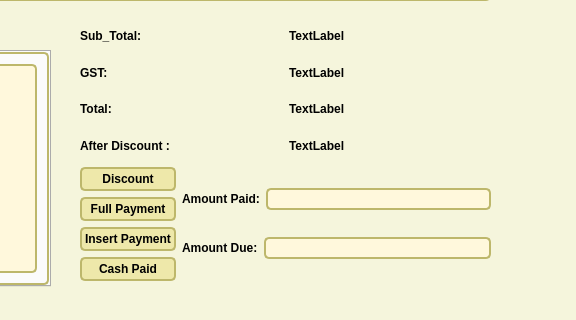
Above: new_start/UI_File/Add.ui from maximustann/Bing_project before the change; both pictures show x 420 to 996 and y 570 to 890 of the 996 by 890 pixel window. Below: the same form after it.
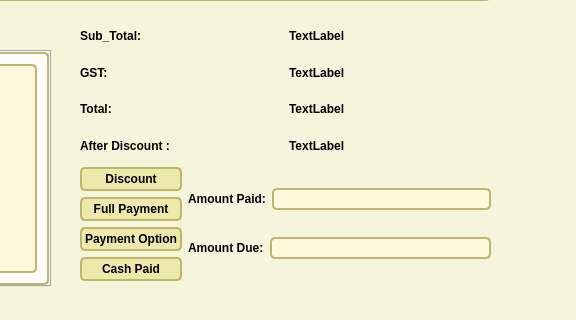
That is the form after the change.

What changed in the file:
```diff
--- a/new_start/UI_File/Add.ui
+++ b/new_start/UI_File/Add.ui
@@ -266,7 +266,7 @@
         <item>
          <widget class="QPushButton" name="pushButton_15">
           <property name="text">
-           <string>Insert Payment</string>
+           <string>Payment Option</string>
           </property>
          </widget>
         </item>
@@ -291,7 +291,11 @@
            </widget>
           </item>
           <item>
-           <widget class="QLineEdit" name="lineEdit_8"/>
+           <widget class="QLineEdit" name="lineEdit_8">
+            <property name="readOnly">
+             <bool>true</bool>
+            </property>
+           </widget>
           </item>
          </layout>
         </item>
@@ -305,7 +309,11 @@
            </widget>
           </item>
           <item>
-           <widget class="QLineEdit" name="lineEdit_9"/>
+           <widget class="QLineEdit" name="lineEdit_9">
+            <property name="readOnly">
+             <bool>true</bool>
+            </property>
+           </widget>
           </item>
          </layout>
         </item>
```
Left out of the diff: 13 changed lines with no effect on the pictures.
